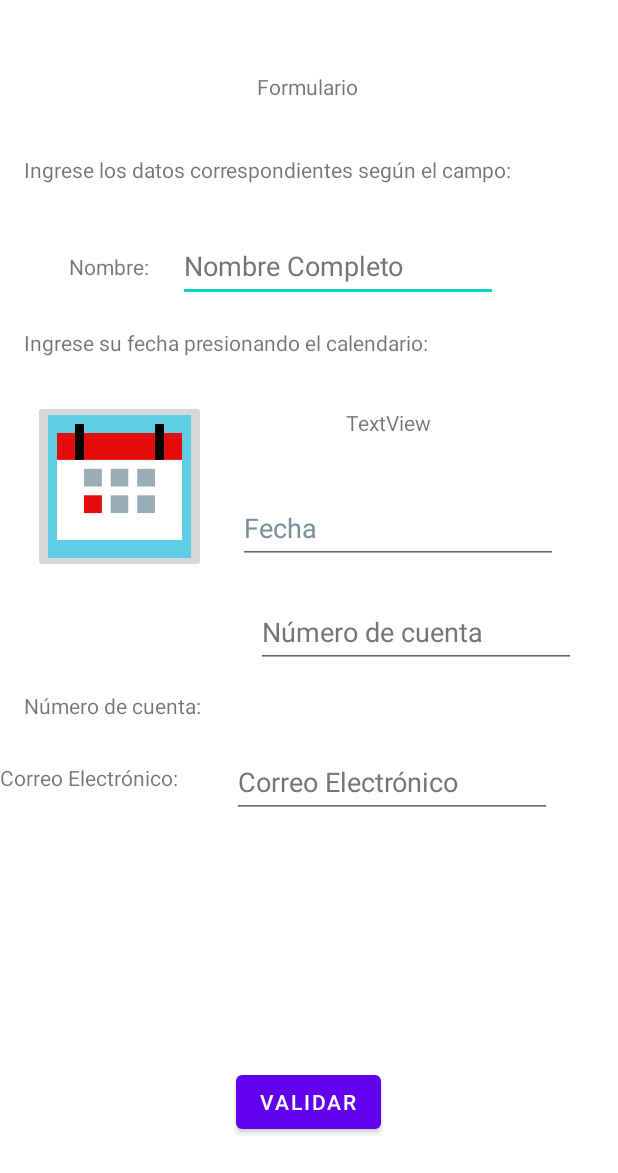
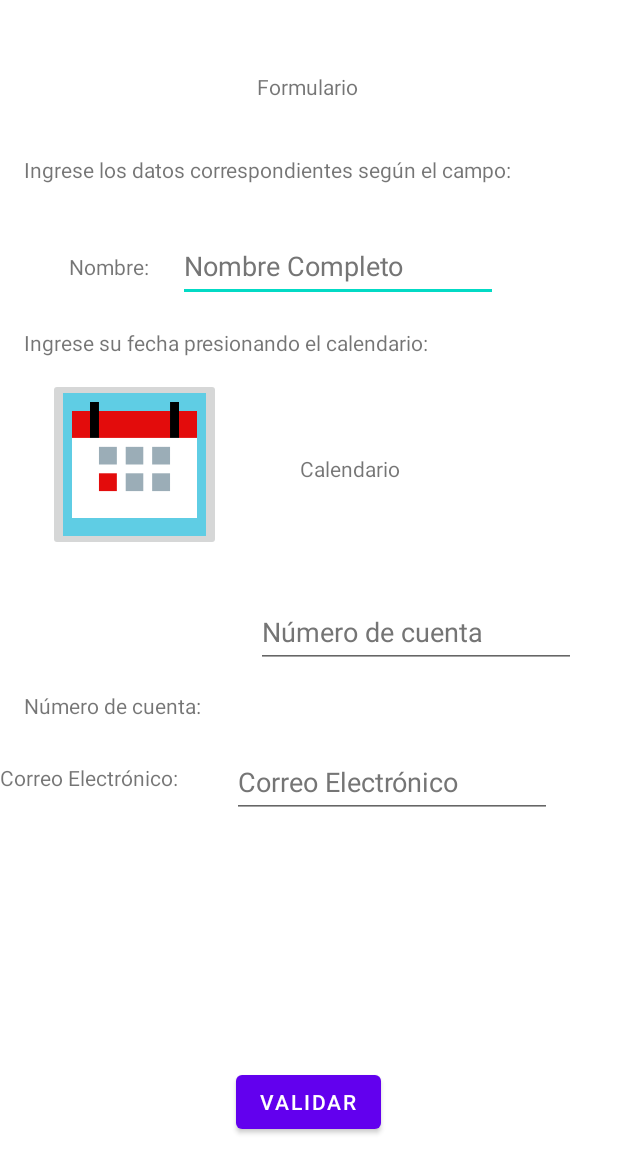
Before and after one commit to luis231298/Ejercicio1_2023_1, an Android app: the layout activity_main.xml on its own in the app's theme, with its tools: preview values and no code run, on a phone screen of 412 x 824 dp. Shown: the top 1173 px of the screen. Run offline under Robolectric (Android 15) with nearby library versions, the phone set to English and light mode, and no system bars.

```diff
--- a/app/src/main/java/com/example/ejercicio1_2023_1/MainActivity.kt
+++ b/app/src/main/java/com/example/ejercicio1_2023_1/MainActivity.kt
@@ -17,7 +17,7 @@ import java.time.Instant
 
 class MainActivity : AppCompatActivity() {
 
-    var txtFecha:EditText?=null
+    //var txtFecha:EditText?=null
     var txtFecha2:TextView?=null
     var btnFecha:ImageButton?=null
     var dpFecha:DatePicker?=null
@@ -37,17 +37,17 @@ class MainActivity : AppCompatActivity() {
         binding = ActivityMainBinding.inflate(layoutInflater)
         setContentView(binding.root)
 
-        txtFecha = binding.txtFecha
+        //txtFecha = binding.txtFecha
         txtFecha2 = binding.txtFecha2
         btnFecha = binding.btnFecha
         dpFecha = binding.dpFecha
 
-        txtFecha?.setText(getDataPicker())
+        //txtFecha?.setText(getDataPicker())
         txtFecha2?.setText(getDataPicker())
 
         dpFecha?.setOnDateChangedListener {
             dpFecha,anio,mes,dia ->
-            txtFecha?.setText(getDataPicker())
+            //txtFecha?.setText(getDataPicker())
             txtFecha2?.setText(getDataPicker())
             dpFecha?.visibility=View.GONE
         }
@@ -113,7 +113,7 @@ class MainActivity : AppCompatActivity() {
             parametros.putString("Nombre",binding.ETNombre.text.toString())
             parametros.putString("Correo",binding.ETCorreo.text.toString())
             parametros.putString("noCuenta", binding.etnNoDeCuenta.text.toString())
-            parametros.putString("Fecha", binding.txtFecha.text.toString())
+            parametros.putString("Fecha", binding.txtFecha2.text.toString())
 
             intent.putExtras(parametros)
             Toast.makeText(this@MainActivity, "Validacion correcta",Toast.LENGTH_SHORT).show()
@@ -160,7 +160,7 @@ class MainActivity : AppCompatActivity() {
         val time2 = horaActual.split(delimit)
         val fecha2 = time2[0].split(delim)
 
-        val fecha1 = txtFecha?.text.toString().split(delim)
+        val fecha1 = txtFecha2?.text.toString().split(delim)
 
         val edad = fecha2[0].toInt() - fecha1[2].toInt()
 
--- a/app/src/main/res/layout/activity_main.xml
+++ b/app/src/main/res/layout/activity_main.xml
@@ -128,34 +128,21 @@
         app:layout_constraintTop_toTopOf="parent"
         app:layout_constraintVertical_bias="0.916" />
 
-    <EditText
-        android:id="@+id/txtFecha"
-        android:layout_width="wrap_content"
-        android:layout_height="wrap_content"
-        android:layout_marginEnd="40dp"
-        android:autofillHints=""
-        android:ems="10"
-        android:hint="@string/fecha"
-        android:inputType="date"
-        android:minHeight="48dp"
-        android:textColorHint="#78909C"
-        app:layout_constraintBottom_toBottomOf="parent"
-        app:layout_constraintEnd_toEndOf="parent"
-        app:layout_constraintTop_toTopOf="parent"
-        app:layout_constraintVertical_bias="0.423" />
-
     <ImageButton
         android:id="@+id/btnFecha"
         android:layout_width="115dp"
         android:layout_height="115dp"
+        android:layout_marginStart="32dp"
+        android:contentDescription="@string/Calendario"
         android:onClick="muestraCalendario"
         android:scaleType="centerCrop"
         app:layout_constraintBottom_toTopOf="@+id/textView5"
-        app:layout_constraintEnd_toStartOf="@+id/txtFecha"
+        app:layout_constraintEnd_toStartOf="@+id/txtFecha2"
+        app:layout_constraintHorizontal_bias="0.0"
         app:layout_constraintStart_toStartOf="parent"
         app:layout_constraintTop_toBottomOf="@+id/textView3"
-        app:srcCompat="@drawable/calendario480"
-        android:contentDescription="@string/Calendario" />
+        app:layout_constraintVertical_bias="0.409"
+        app:srcCompat="@drawable/calendario480" />
 
     <DatePicker
         android:id="@+id/dpFecha"
@@ -181,12 +168,12 @@
         android:id="@+id/txtFecha2"
         android:layout_width="wrap_content"
         android:layout_height="wrap_content"
-        android:text="TextView"
+        android:text="@string/Calendario"
         app:layout_constraintBottom_toBottomOf="parent"
         app:layout_constraintEnd_toEndOf="parent"
-        app:layout_constraintHorizontal_bias="0.649"
+        app:layout_constraintHorizontal_bias="0.579"
         app:layout_constraintStart_toStartOf="parent"
         app:layout_constraintTop_toTopOf="parent"
-        app:layout_constraintVertical_bias="0.338" />
+        app:layout_constraintVertical_bias="0.376" />
 
 </androidx.constraintlayout.widget.ConstraintLayout>
```
